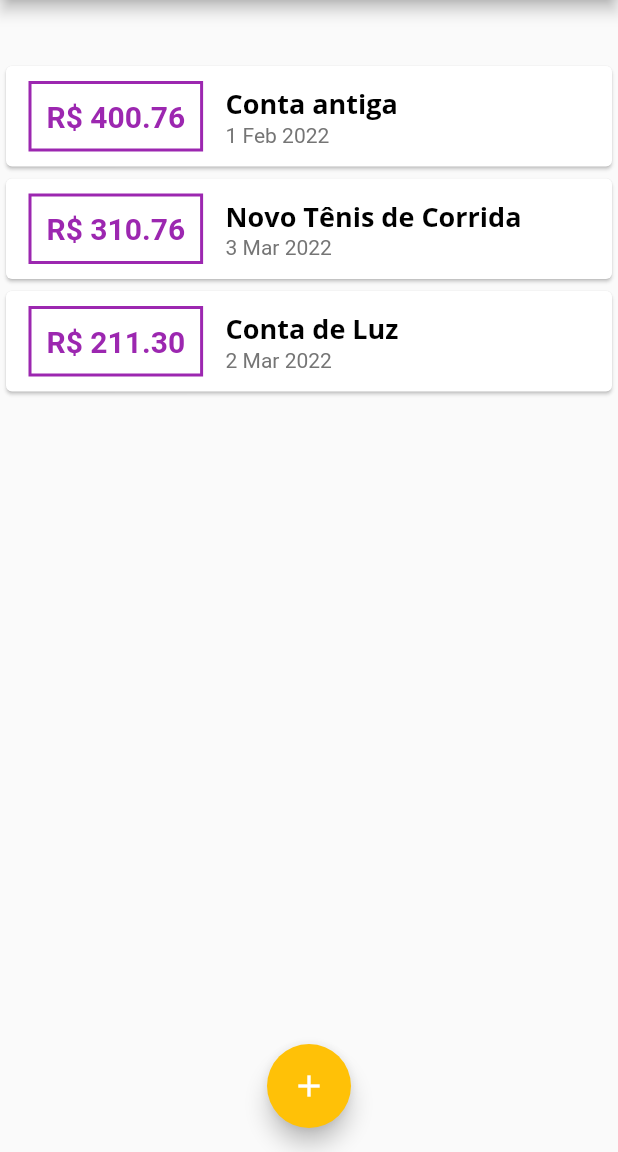
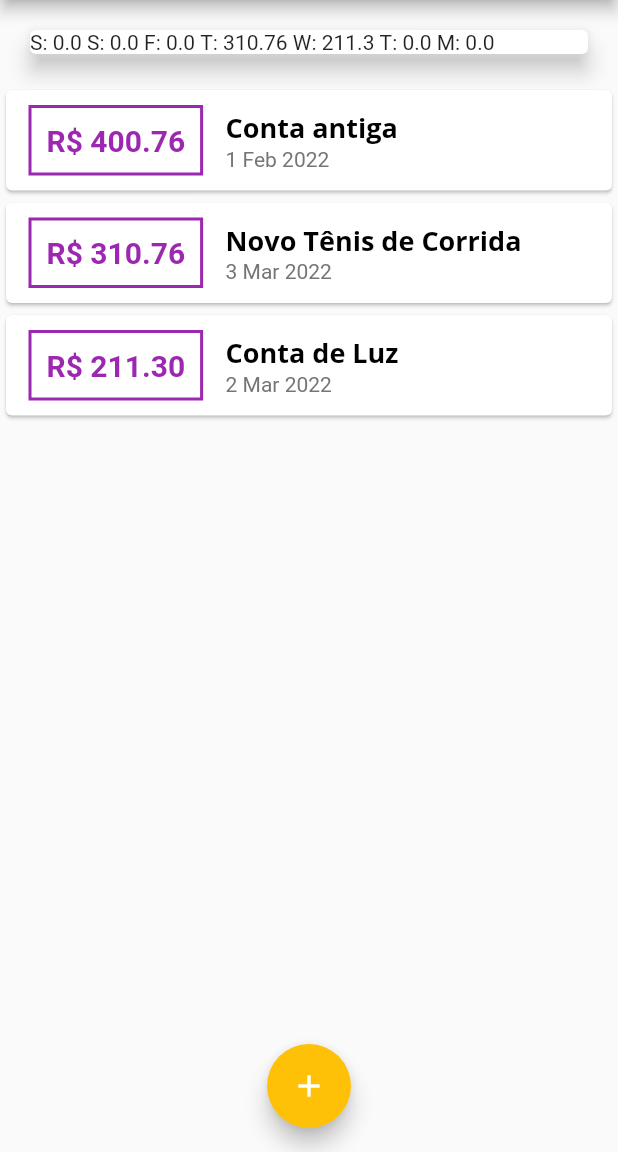
Before and after one commit to IcaroMourao/expenses-flutter, a Flutter app: the screen it shows after launch, on a phone screen of 412 x 824 dp, the part 84-1236 px from its top. Run offline on Flutter 3.47's test engine with Material 2 defaults, Android fonts, the phone set to English and light mode, and no system bars.

Commit message:
Exibe na tela as transações agrupadas [aula-124]

```diff
--- a/lib/components/chart.dart
+++ b/lib/components/chart.dart
@@ -25,11 +25,6 @@ class Chart extends StatelessWidget {
         }
       }
 
-      print({
-        'day': DateFormat.E().format(weekDay)[0],
-        'value': totalSum,
-      });
-
       return {
         'day': DateFormat.E().format(weekDay)[0],
         'value': totalSum,
@@ -39,12 +34,13 @@ class Chart extends StatelessWidget {
 
   @override
   Widget build(BuildContext context) {
-    groupedTransactions;
     return Card(
       elevation: 6,
       margin: EdgeInsets.all(20),
       child: Row(
-        children: <Widget>[],
+        children: groupedTransactions.map((tr) {
+          return Text('${tr['day']}: ${tr['value']} ');
+        }).toList(),
       ),
     );
   }
```
Also changed, not shown: lib/components/chart_bar.dart (added, +8 -0 lines).
